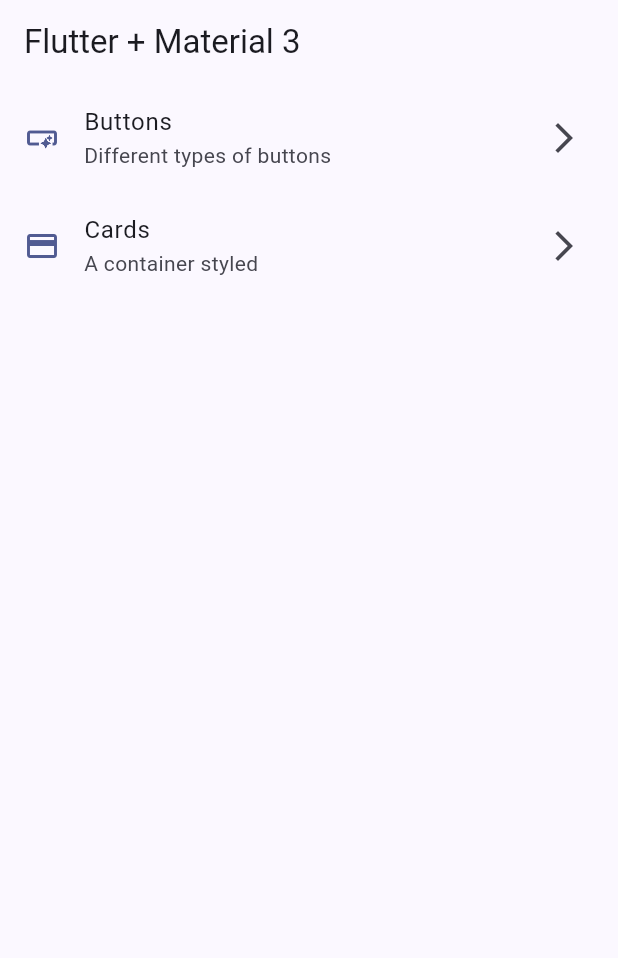
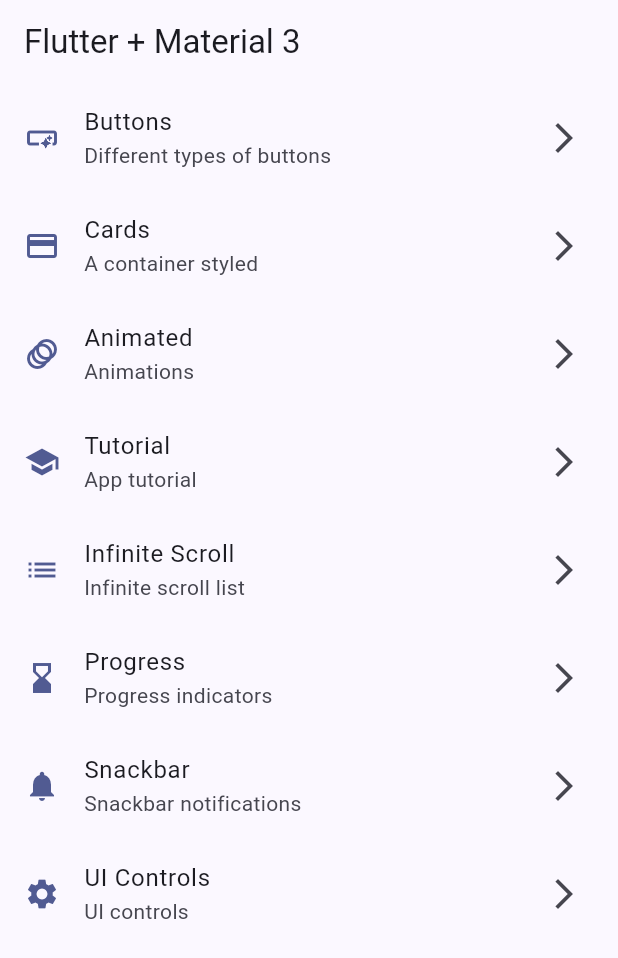
Before and after one commit to franzcmarcelo/flutter_widgets_app, a Flutter app: the screen it shows after launch, on a phone screen of 412 x 824 dp. Shown: the top 958 px of the screen. Run offline on Flutter 3.47's test engine with Material 3 defaults, Android fonts, the phone set to English and light mode, and no system bars; our stand-ins replace go_router.

```diff
--- a/lib/config/menu/menu_items.dart
+++ b/lib/config/menu/menu_items.dart
@@ -28,4 +28,40 @@ const List<MenuItem> appMenuItems = [
     route: CardsScreen.name,
     icon: Icons.credit_card,
   ),
+  MenuItem(
+    title: 'Animated',
+    subTitle: 'Animations',
+    route: AnimatedScreen.name,
+    icon: Icons.animation,
+  ),
+  MenuItem(
+    title: 'Tutorial',
+    subTitle: 'App tutorial',
+    route: AppTutorialScreen.name,
+    icon: Icons.school,
+  ),
+  MenuItem(
+    title: 'Infinite Scroll',
+    subTitle: 'Infinite scroll list',
+    route: InfiniteScrollScreen.name,
+    icon: Icons.list,
+  ),
+  MenuItem(
+    title: 'Progress',
+    subTitle: 'Progress indicators',
+    route: ProgressScreen.name,
+    icon: Icons.hourglass_bottom,
+  ),
+  MenuItem(
+    title: 'Snackbar',
+    subTitle: 'Snackbar notifications',
+    route: SnackbarScreen.name,
+    icon: Icons.notifications,
+  ),
+  MenuItem(
+    title: 'UI Controls',
+    subTitle: 'UI controls',
+    route: UiControlsScreen.name,
+    icon: Icons.settings,
+  ),
 ];
--- a/lib/config/router/app_router.dart
+++ b/lib/config/router/app_router.dart
@@ -1,5 +1,5 @@
-import 'package:go_router/go_router.dart' show GoRouter, GoRoute;
-import 'package:flutter_widgets_app/presentations/screens/screens.dart' show HomeScreen, ButtonsScreen, CardsScreen;
+import 'package:go_router/go_router.dart';
+import 'package:flutter_widgets_app/presentations/screens/screens.dart';
 
 final appRouter = GoRouter(
   initialLocation: '/',
@@ -19,5 +19,35 @@ final appRouter = GoRouter(
       name: CardsScreen.name,
       builder: (context, state) => const CardsScreen(),
     ),
+    GoRoute(
+      path: '/animated',
+      name: AnimatedScreen.name,
+      builder: (context, state) => const AnimatedScreen(),
+    ),
+    GoRoute(
+      path: '/tutorial',
+      name: AppTutorialScreen.name,
+      builder: (context, state) => const AppTutorialScreen(),
+    ),
+    GoRoute(
+      path: '/infinite-scroll',
+      name: InfiniteScrollScreen.name,
+      builder: (context, state) => const InfiniteScrollScreen(),
+    ),
+    GoRoute(
+      path: '/progress',
+      name: ProgressScreen.name,
+      builder: (context, state) => const ProgressScreen(),
+    ),
+    GoRoute(
+      path: '/snackbar',
+      name: SnackbarScreen.name,
+      builder: (context, state) => const SnackbarScreen(),
+    ),
+    GoRoute(
+      path: '/ui-controls',
+      name: UiControlsScreen.name,
+      builder: (context, state) => const UiControlsScreen(),
+    ),
   ],
 );
```
